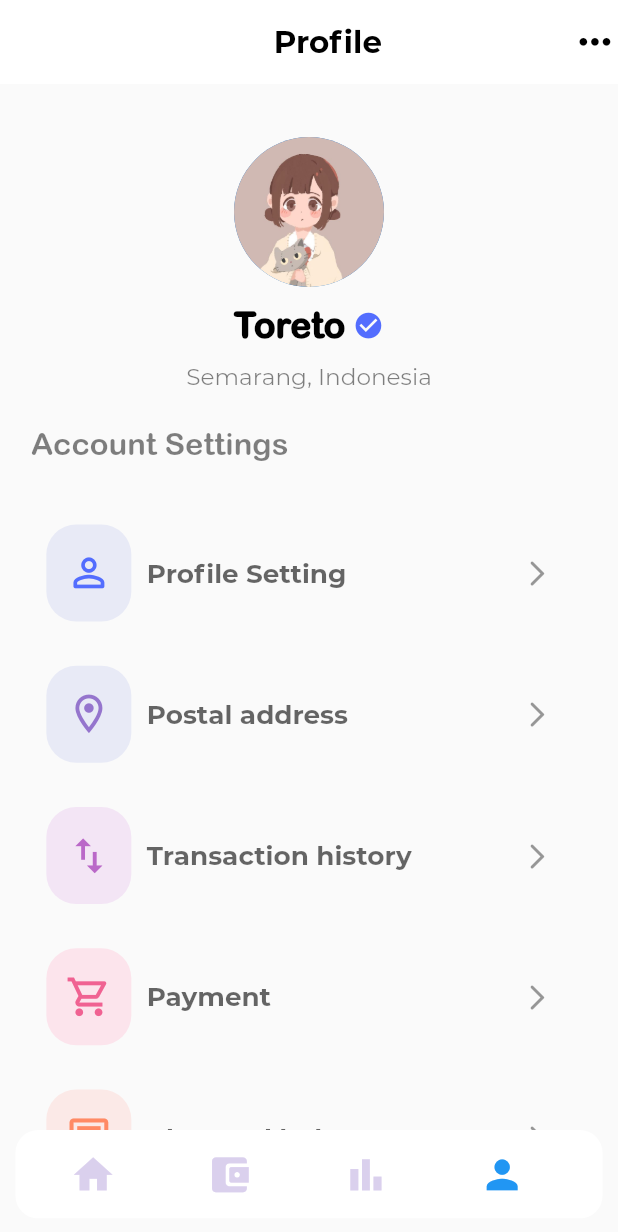
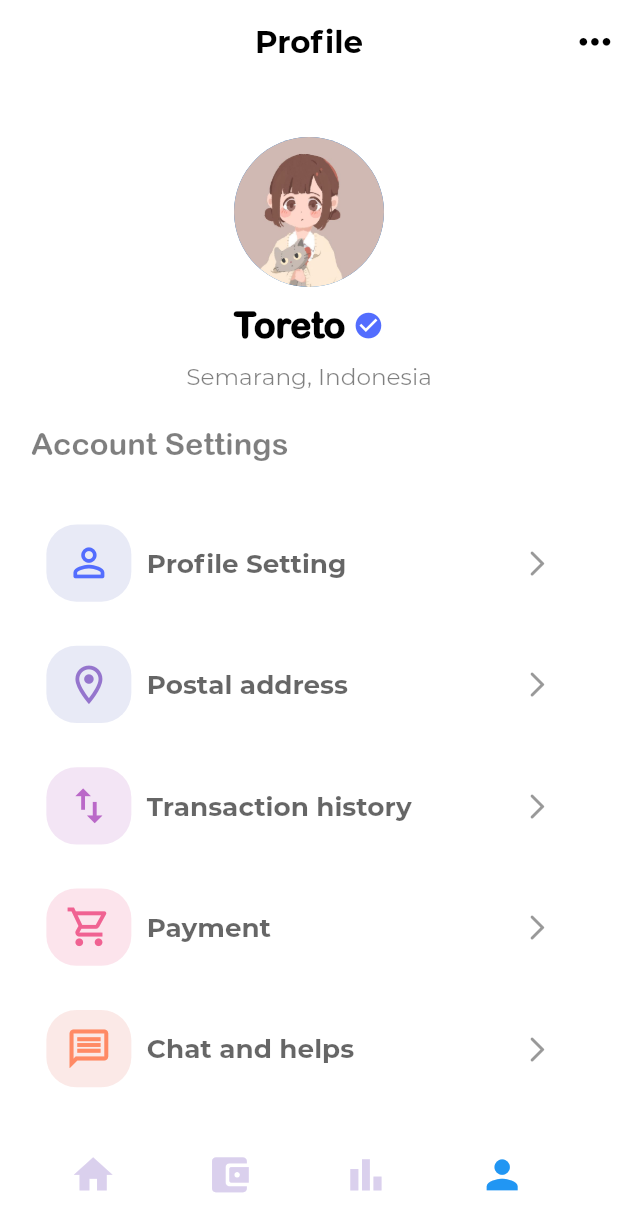
Before and after one commit to hatuan314/flutter-basic, a Flutter app: the B3Screen1 screen opened by its route, on a phone screen of 412 x 824 dp. Shown: the top 1232 px of the screen. Run offline on Flutter 3.47's test engine with Material 2 defaults, Android fonts, the phone set to English and light mode, and no system bars; our stand-ins replace flutter_screenutil; project files that could hold a hidden picture were left out.

Commit message:
Review code

```diff
--- a/flutter_basic_app/lib/presentation/journey/buoi6/bai_3_screen_1.dart
+++ b/flutter_basic_app/lib/presentation/journey/buoi6/bai_3_screen_1.dart
@@ -6,13 +6,11 @@
   Widget build(BuildContext context) {
     return Scaffold(
       backgroundColor: Colors.white70.withOpacity(0.97),
+      appBar: _appBar(),
       body: Stack(
         fit: StackFit.loose,
         children: [
-          Scaffold(
-            appBar: _appBar(),
-            body: _body(),
-          ),
+          _body(),
           Positioned(
               bottom: ScreenUtil().setHeight(10),
               left: ScreenUtil().setWidth(10),
@@ -27,17 +25,14 @@
     return AppBar(
       centerTitle: true,
       elevation: 0,
-      backgroundColor: Colors.white,
-      shadowColor: Colors.white,
-      title: Align(
-        alignment: Alignment.topCenter,
-        child: Text(
-          'Profile',
-          style: TextStyle(
-              fontSize: ScreenUtil().setSp(20),
-              fontWeight: FontWeight.bold,
-              color: Colors.black),
-        ),
+      backgroundColor: Colors.transparent,
+      // shadowColor: Colors.white70.withOpacity(0.97),
+      title: Text(
+        'Profile',
+        style: TextStyle(
+            fontSize: ScreenUtil().setSp(20),
+            fontWeight: FontWeight.bold,
+            color: Colors.black),
       ),
       actions: [
         Container(
@@ -177,8 +172,9 @@
                   padding: EdgeInsets.only(left: ScreenUtil().setWidth(20)),
                   child: Container(
                     width: ScreenUtil().setWidth(50),
-                    height: ScreenUtil().setHeight(55),
+                    height: ScreenUtil().setWidth(50),
                     decoration: BoxDecoration(
+                      shape: BoxShape.rectangle,
                         color: _backgroundColor,
                         borderRadius: BorderRadius.circular(20)),
                     child: _icon,
```
Also changed, not shown: flutter_basic_app/lib/presentation/journey/buoi6/bai_1.dart (+10 -7 lines), flutter_basic_app/lib/presentation/journey/buoi6/bai_1/bai1_constants.dart (added, +7 -0 lines), flutter_basic_app/lib/presentation/journey/buoi6/bai_2.dart (+15 -14 lines), flutter_basic_app/lib/presentation/journey/buoi6/bai_3_screen_2.dart (+5 -4 lines), flutter_basic_app/lib/presentation/journey/buoi6/bai_3_screen_3.dart (+37 -31 lines).
